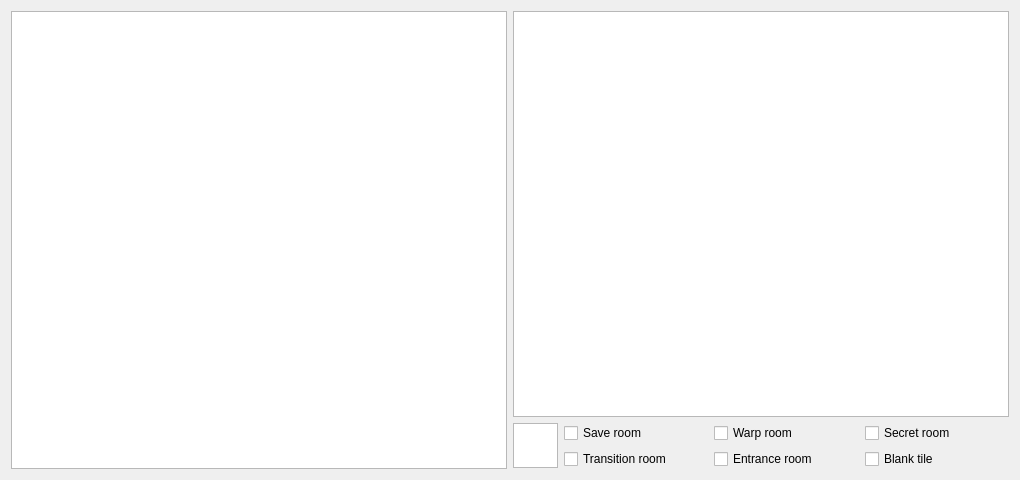
LagoLunatic/DSVEdit, file dsvedit/map_editor.ui: the form before one commit.
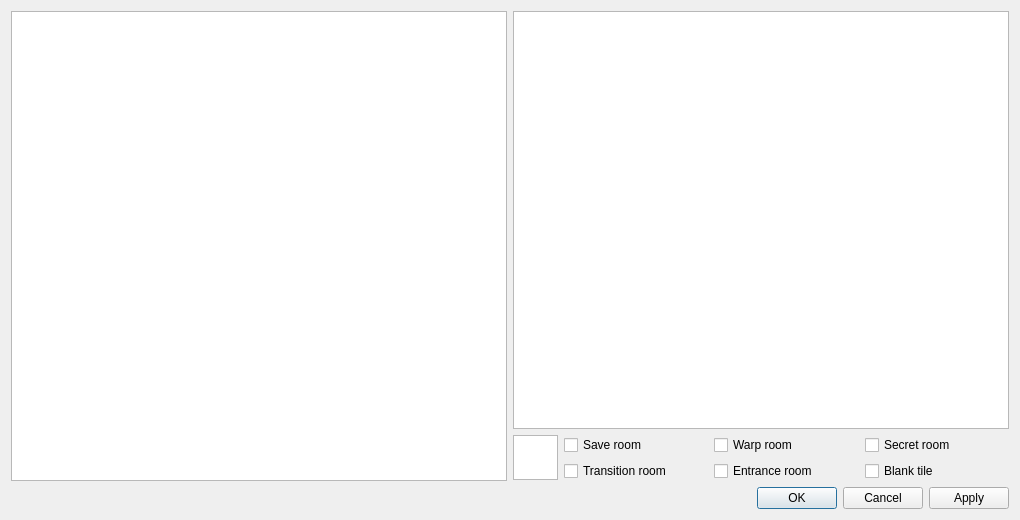
The form after the commit.

Commit message: Map editor: Allow saving maps (DoS only)

```diff
--- a/dsvedit/map_editor.ui
+++ b/dsvedit/map_editor.ui
@@ -7,13 +7,15 @@
     <x>0</x>
     <y>0</y>
     <width>1020</width>
-    <height>480</height>
+    <height>520</height>
    </rect>
   </property>
   <property name="windowTitle">
    <string>Map Editor</string>
   </property>
-  <layout class="QHBoxLayout" name="horizontalLayout_2">
+  <layout class="QVBoxLayout" name="verticalLayout_2">
+   <item>
+    <layout class="QHBoxLayout" name="horizontalLayout_3">
    <item>
     <widget class="QGraphicsView" name="map_graphics_view">
      <property name="minimumSize">
@@ -90,6 +92,15 @@
       </layout>
      </item>
     </layout>
+     </item>
+    </layout>
+   </item>
+   <item>
+    <widget class="QDialogButtonBox" name="buttonBox">
+     <property name="standardButtons">
+      <set>QDialogButtonBox::Apply|QDialogButtonBox::Cancel|QDialogButtonBox::Ok</set>
+     </property>
+    </widget>
    </item>
   </layout>
  </widget>
```
Lines whose indentation alone changed are shown as unchanged. The commit also changes 2 other files.
